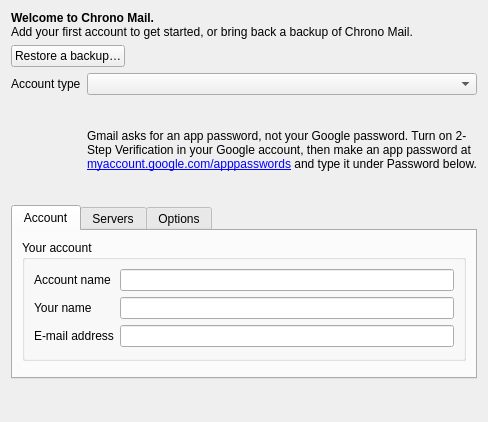
Old version of the form src/chrono_mail/ui/forms/account_add.ui in the repository rob-vandenberg/chrono-mail.
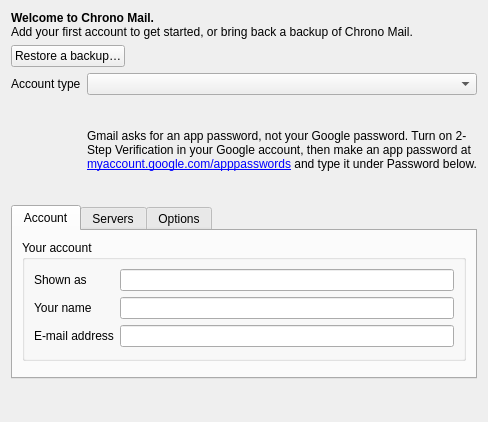
New version of the form.

Commit message: One name per meaning in the account windows: Shown as, Your name, E-mail address and Sign-in name; a calendar account shows what it signs in with, a Google account whom it signed in as

What changed in the file:
```diff
--- a/src/chrono_mail/ui/forms/account_add.ui
+++ b/src/chrono_mail/ui/forms/account_add.ui
@@ -75,7 +75,10 @@
           <item row="0" column="0">
            <widget class="QLabel" name="accountNameLabel">
             <property name="text">
-             <string>Account name</string>
+             <string>Shown as</string>
+            </property>
+            <property name="toolTip">
+             <string>The name Chrono Mail shows for this account; only you see it</string>
             </property>
             <property name="buddy">
              <cstring>accountName</cstring>
```
Left out of the diff: 3 changed lines with no effect on the pictures. The commit also changes 24 other files.
